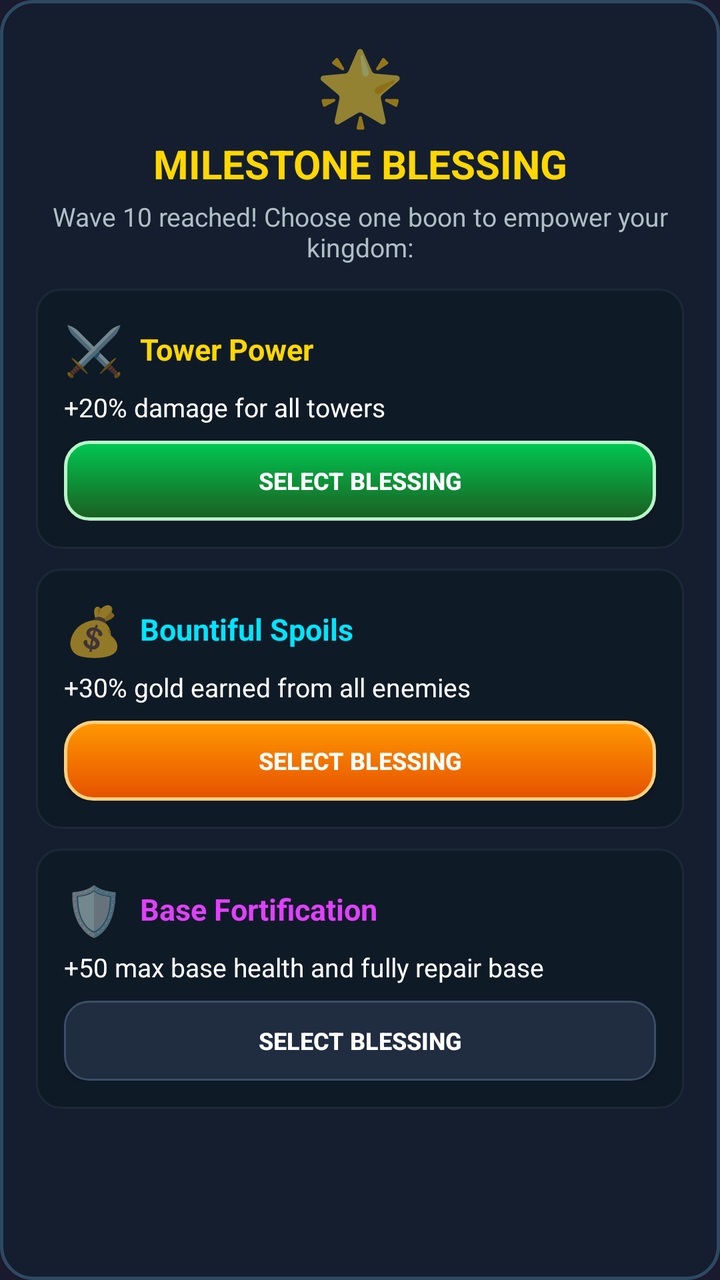
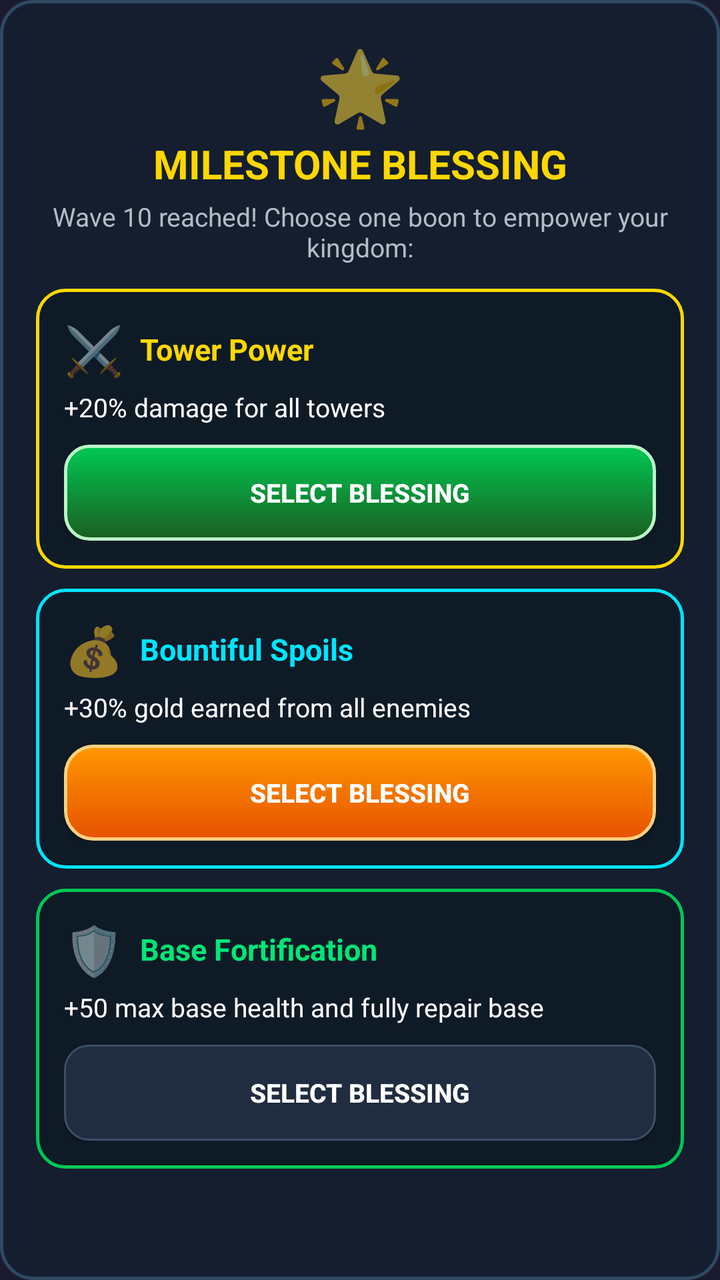

Screens rendered from an Android XML layout before and after an edit, with the pre-edit source and the edit as a unified diff.
<!-- AndroidManifest.xml: application theme Theme.MyApp -->
<!-- res/layout/dialog_milestone_buff.xml -->
<?xml version="1.0" encoding="utf-8"?>
<ScrollView xmlns:android="http://schemas.android.com/apk/res/android"
    android:layout_width="match_parent"
    android:layout_height="wrap_content"
    android:background="@drawable/bg_card_glass"
    android:padding="18dp">

    <LinearLayout
        android:layout_width="match_parent"
        android:layout_height="wrap_content"
        android:orientation="vertical"
        android:gravity="center_horizontal">

        <TextView
            android:layout_width="wrap_content"
            android:layout_height="wrap_content"
            android:text="🌟"
            android:textSize="36sp" />

        <TextView
            android:id="@+id/milestone_title"
            android:layout_width="wrap_content"
            android:layout_height="wrap_content"
            android:text="MILESTONE BLESSING"
            android:textColor="@color/gold"
            android:textSize="20sp"
            android:textStyle="bold"
            android:layout_marginTop="2dp"
            android:gravity="center" />

        <TextView
            android:id="@+id/milestone_subtitle"
            android:layout_width="wrap_content"
            android:layout_height="wrap_content"
            android:text="Wave 10 reached! Choose one boon to empower your kingdom:"
            android:textColor="#B0BEC5"
            android:textSize="13sp"
            android:layout_marginTop="4dp"
            android:gravity="center" />

        
        <LinearLayout
            android:id="@+id/card_buff_1"
            android:layout_width="match_parent"
            android:layout_height="wrap_content"
            android:orientation="vertical"
            android:background="@drawable/bg_hud_chip"
            android:padding="14dp"
            android:layout_marginTop="12dp">

            <LinearLayout
                android:layout_width="match_parent"
                android:layout_height="wrap_content"
                android:orientation="horizontal"
                android:gravity="center_vertical">

                <TextView
                    android:id="@+id/buff_1_emoji"
                    android:layout_width="wrap_content"
                    android:layout_height="wrap_content"
                    android:text="⚔️"
                    android:textSize="24sp" />

                <TextView
                    android:id="@+id/buff_1_title"
                    android:layout_width="wrap_content"
                    android:layout_height="wrap_content"
                    android:text="Tower Power"
                    android:textColor="@color/gold"
                    android:textSize="15sp"
                    android:textStyle="bold"
                    android:layout_marginStart="8dp" />
            </LinearLayout>

            <TextView
                android:id="@+id/buff_1_desc"
                android:layout_width="match_parent"
                android:layout_height="wrap_content"
                android:text="+20% damage for all towers"
                android:textColor="@color/white"
                android:textSize="13sp"
                android:layout_marginTop="4dp" />

            <Button
                android:id="@+id/btn_pick_buff_1"
                android:layout_width="match_parent"
                android:layout_height="40dp"
                android:background="@drawable/bg_btn_green"
                android:text="SELECT BLESSING"
                android:textColor="@color/white"
                android:textSize="12sp"
                android:textStyle="bold"
                android:layout_marginTop="8dp" />
        </LinearLayout>

        
        <LinearLayout
            android:id="@+id/card_buff_2"
            android:layout_width="match_parent"
            android:layout_height="wrap_content"
            android:orientation="vertical"
            android:background="@drawable/bg_hud_chip"
            android:padding="14dp"
            android:layout_marginTop="10dp">

            <LinearLayout
                android:layout_width="match_parent"
                android:layout_height="wrap_content"
                android:orientation="horizontal"
                android:gravity="center_vertical">

                <TextView
                    android:id="@+id/buff_2_emoji"
                    android:layout_width="wrap_content"
                    android:layout_height="wrap_content"
                    android:text="💰"
                    android:textSize="24sp" />

                <TextView
                    android:id="@+id/buff_2_title"
                    android:layout_width="wrap_content"
                    android:layout_height="wrap_content"
                    android:text="Bountiful Spoils"
                    android:textColor="#00E5FF"
                    android:textSize="15sp"
                    android:textStyle="bold"
                    android:layout_marginStart="8dp" />
            </LinearLayout>

            <TextView
                android:id="@+id/buff_2_desc"
                android:layout_width="match_parent"
                android:layout_height="wrap_content"
                android:text="+30% gold earned from all enemies"
                android:textColor="@color/white"
                android:textSize="13sp"
                android:layout_marginTop="4dp" />

            <Button
                android:id="@+id/btn_pick_buff_2"
                android:layout_width="match_parent"
                android:layout_height="40dp"
                android:background="@drawable/bg_btn_primary"
                android:text="SELECT BLESSING"
                android:textColor="@color/white"
                android:textSize="12sp"
                android:textStyle="bold"
                android:layout_marginTop="8dp" />
        </LinearLayout>

        
        <LinearLayout
            android:id="@+id/card_buff_3"
            android:layout_width="match_parent"
            android:layout_height="wrap_content"
            android:orientation="vertical"
            android:background="@drawable/bg_hud_chip"
            android:padding="14dp"
            android:layout_marginTop="10dp">

            <LinearLayout
                android:layout_width="match_parent"
                android:layout_height="wrap_content"
                android:orientation="horizontal"
                android:gravity="center_vertical">

                <TextView
                    android:id="@+id/buff_3_emoji"
                    android:layout_width="wrap_content"
                    android:layout_height="wrap_content"
                    android:text="🛡️"
                    android:textSize="24sp" />

                <TextView
                    android:id="@+id/buff_3_title"
                    android:layout_width="wrap_content"
                    android:layout_height="wrap_content"
                    android:text="Base Fortification"
                    android:textColor="#E040FB"
                    android:textSize="15sp"
                    android:textStyle="bold"
                    android:layout_marginStart="8dp" />
            </LinearLayout>

            <TextView
                android:id="@+id/buff_3_desc"
                android:layout_width="match_parent"
                android:layout_height="wrap_content"
                android:text="+50 max base health and fully repair base"
                android:textColor="@color/white"
                android:textSize="13sp"
                android:layout_marginTop="4dp" />

            <Button
                android:id="@+id/btn_pick_buff_3"
                android:layout_width="match_parent"
                android:layout_height="40dp"
                android:background="@drawable/bg_btn_action"
                android:text="SELECT BLESSING"
                android:textColor="@color/white"
                android:textSize="12sp"
                android:textStyle="bold"
                android:layout_marginTop="8dp" />
        </LinearLayout>
    </LinearLayout>
</ScrollView>
<!-- resources referenced by this layout -->
<resources>
  <color name="gold">#FFFFD700</color>
  <color name="white">#FFFFFFFF</color>
  <!-- drawable bg_btn_action (drawable) -->
  ﻿<?xml version="1.0" encoding="utf-8"?>
  <ripple xmlns:android="http://schemas.android.com/apk/res/android"
      android:color="@color/ripple_light">
      <item>
          <shape android:shape="rectangle">
              <solid android:color="@color/btn_card_bg" />
              <corners android:radius="12dp" />
              <stroke android:width="1dp" android:color="@color/btn_card_border" />
          </shape>
      </item>
  </ripple>
  <!-- drawable bg_btn_green (drawable) -->
  ﻿<?xml version="1.0" encoding="utf-8"?>
  <ripple xmlns:android="http://schemas.android.com/apk/res/android"
      android:color="@color/ripple_light">
      <item>
          <shape android:shape="rectangle">
              <gradient
                  android:angle="270"
                  android:startColor="@color/btn_action_green"
                  android:endColor="@color/btn_action_green_dark" />
              <corners android:radius="12dp" />
              <stroke android:width="1.5dp" android:color="#B9F6CA" />
          </shape>
      </item>
  </ripple>
  <!-- drawable bg_btn_primary (drawable) -->
  ﻿<?xml version="1.0" encoding="utf-8"?>
  <ripple xmlns:android="http://schemas.android.com/apk/res/android"
      android:color="@color/ripple_gold">
      <item>
          <shape android:shape="rectangle">
              <gradient
                  android:angle="270"
                  android:startColor="@color/btn_primary"
                  android:endColor="@color/btn_primary_dark" />
              <corners android:radius="14dp" />
              <stroke android:width="1.5dp" android:color="#FFD180" />
          </shape>
      </item>
  </ripple>
  <!-- drawable bg_card_glass (drawable) -->
  ﻿<?xml version="1.0" encoding="utf-8"?>
  <shape xmlns:android="http://schemas.android.com/apk/res/android"
      android:shape="rectangle">
      <solid android:color="@color/surface_glass" />
      <corners android:radius="16dp" />
      <stroke android:width="1.5dp" android:color="@color/surface_glass_border" />
  </shape>
  <!-- drawable bg_hud_chip (drawable) -->
  ﻿<?xml version="1.0" encoding="utf-8"?>
  <shape xmlns:android="http://schemas.android.com/apk/res/android"
      android:shape="rectangle">
      <solid android:color="@color/hud_chip_bg" />
      <corners android:radius="12dp" />
      <stroke android:width="1dp" android:color="@color/hud_chip_border" />
  </shape>
  <color name="ripple_light">#33FFFFFF</color>
  <color name="btn_card_bg">#202C3F</color>
  <color name="btn_card_border">#3B4E68</color>
  <color name="btn_action_green">#00C853</color>
  <color name="btn_action_green_dark">#1B5E20</color>
  <color name="ripple_gold">#40FFD700</color>
  <color name="btn_primary">#FF9800</color>
  <color name="btn_primary_dark">#E65100</color>
  <color name="surface_glass">#EE141F30</color>
  <color name="surface_glass_border">#2E4A62</color>
  <color name="hud_chip_bg">#D90F1A26</color>
  <color name="hud_chip_border">#33455A64</color>
  <color name="bg_header">#FF16213E</color>
  <color name="bg_dark">#FF1A1A2E</color>
  <!-- unchanged entries left out for length: 1 -->
</resources>

<!-- the commit's change to res/layout/dialog_milestone_buff.xml (unified diff, before → after) -->
@@ -44,7 +44,7 @@
             android:layout_width="match_parent"
             android:layout_height="wrap_content"
             android:orientation="vertical"
-            android:background="@drawable/bg_hud_chip"
+            android:background="@drawable/bg_card_buff_gold"
             android:padding="14dp"
             android:layout_marginTop="12dp">
 
@@ -84,13 +84,13 @@
             <Button
                 android:id="@+id/btn_pick_buff_1"
                 android:layout_width="match_parent"
-                android:layout_height="40dp"
+                android:layout_height="48dp"
                 android:background="@drawable/bg_btn_green"
                 android:text="SELECT BLESSING"
                 android:textColor="@color/white"
-                android:textSize="12sp"
+                android:textSize="13sp"
                 android:textStyle="bold"
-                android:layout_marginTop="8dp" />
+                android:layout_marginTop="10dp" />
         </LinearLayout>
 
         
@@ -99,7 +99,7 @@
             android:layout_width="match_parent"
             android:layout_height="wrap_content"
             android:orientation="vertical"
-            android:background="@drawable/bg_hud_chip"
+            android:background="@drawable/bg_card_buff_cyan"
             android:padding="14dp"
             android:layout_marginTop="10dp">
 
@@ -139,13 +139,13 @@
             <Button
                 android:id="@+id/btn_pick_buff_2"
                 android:layout_width="match_parent"
-                android:layout_height="40dp"
+                android:layout_height="48dp"
                 android:background="@drawable/bg_btn_primary"
                 android:text="SELECT BLESSING"
                 android:textColor="@color/white"
-                android:textSize="12sp"
+                android:textSize="13sp"
                 android:textStyle="bold"
-                android:layout_marginTop="8dp" />
+                android:layout_marginTop="10dp" />
         </LinearLayout>
 
         
@@ -154,7 +154,7 @@
             android:layout_width="match_parent"
             android:layout_height="wrap_content"
             android:orientation="vertical"
-            android:background="@drawable/bg_hud_chip"
+            android:background="@drawable/bg_card_buff_green"
             android:padding="14dp"
             android:layout_marginTop="10dp">
 
@@ -176,7 +176,7 @@
                     android:layout_width="wrap_content"
                     android:layout_height="wrap_content"
                     android:text="Base Fortification"
-                    android:textColor="#E040FB"
+                    android:textColor="#00E676"
                     android:textSize="15sp"
                     android:textStyle="bold"
                     android:layout_marginStart="8dp" />
@@ -194,13 +194,13 @@
             <Button
                 android:id="@+id/btn_pick_buff_3"
                 android:layout_width="match_parent"
-                android:layout_height="40dp"
+                android:layout_height="48dp"
                 android:background="@drawable/bg_btn_action"
                 android:text="SELECT BLESSING"
                 android:textColor="@color/white"
-                android:textSize="12sp"
+                android:textSize="13sp"
                 android:textStyle="bold"
-                android:layout_marginTop="8dp" />
+                android:layout_marginTop="10dp" />
         </LinearLayout>
     </LinearLayout>
 </ScrollView>
<!-- resource entries referenced after the edit -->
@@ -44,6 +44,30 @@
           </shape>
       </item>
   </ripple>
+  <!-- drawable bg_card_buff_cyan (drawable) -->
+  <?xml version="1.0" encoding="utf-8"?>
+  <shape xmlns:android="http://schemas.android.com/apk/res/android"
+      android:shape="rectangle">
+      <solid android:color="#D90F1A26" />
+      <corners android:radius="14dp" />
+      <stroke android:width="1.5dp" android:color="#00E5FF" />
+  </shape>
+  <!-- drawable bg_card_buff_gold (drawable) -->
+  <?xml version="1.0" encoding="utf-8"?>
+  <shape xmlns:android="http://schemas.android.com/apk/res/android"
+      android:shape="rectangle">
+      <solid android:color="#D90F1A26" />
+      <corners android:radius="14dp" />
+      <stroke android:width="1.5dp" android:color="@color/gold" />
+  </shape>
+  <!-- drawable bg_card_buff_green (drawable) -->
+  <?xml version="1.0" encoding="utf-8"?>
+  <shape xmlns:android="http://schemas.android.com/apk/res/android"
+      android:shape="rectangle">
+      <solid android:color="#D90F1A26" />
+      <corners android:radius="14dp" />
+      <stroke android:width="1.5dp" android:color="#00C853" />
+  </shape>
   <!-- drawable bg_card_glass (drawable) -->
   ﻿<?xml version="1.0" encoding="utf-8"?>
   <shape xmlns:android="http://schemas.android.com/apk/res/android"
@@ -51,14 +75,6 @@
       <solid android:color="@color/surface_glass" />
       <corners android:radius="16dp" />
       <stroke android:width="1.5dp" android:color="@color/surface_glass_border" />
-  </shape>
-  <!-- drawable bg_hud_chip (drawable) -->
-  ﻿<?xml version="1.0" encoding="utf-8"?>
-  <shape xmlns:android="http://schemas.android.com/apk/res/android"
-      android:shape="rectangle">
-      <solid android:color="@color/hud_chip_bg" />
-      <corners android:radius="12dp" />
-      <stroke android:width="1dp" android:color="@color/hud_chip_border" />
   </shape>
   <color name="ripple_light">#33FFFFFF</color>
   <color name="btn_card_bg">#202C3F</color>
@@ -70,8 +86,6 @@
   <color name="btn_primary_dark">#E65100</color>
   <color name="surface_glass">#EE141F30</color>
   <color name="surface_glass_border">#2E4A62</color>
-  <color name="hud_chip_bg">#D90F1A26</color>
-  <color name="hud_chip_border">#33455A64</color>
   <color name="bg_header">#FF16213E</color>
   <color name="bg_dark">#FF1A1A2E</color>
   <!-- unchanged entries left out for length: 1 -->
